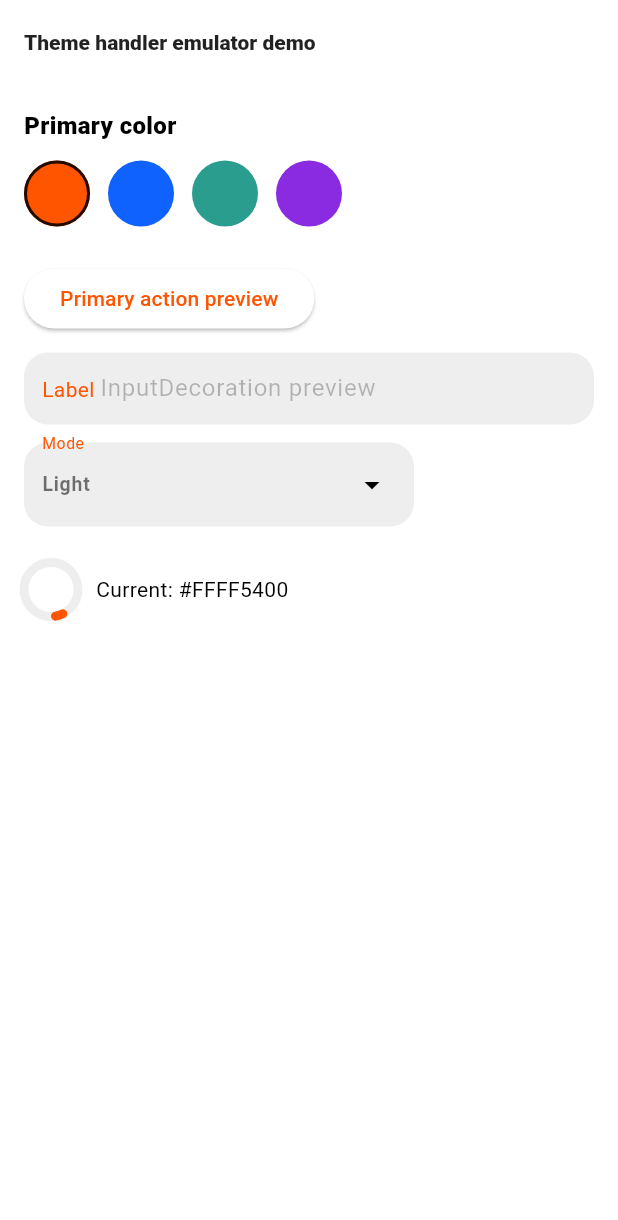
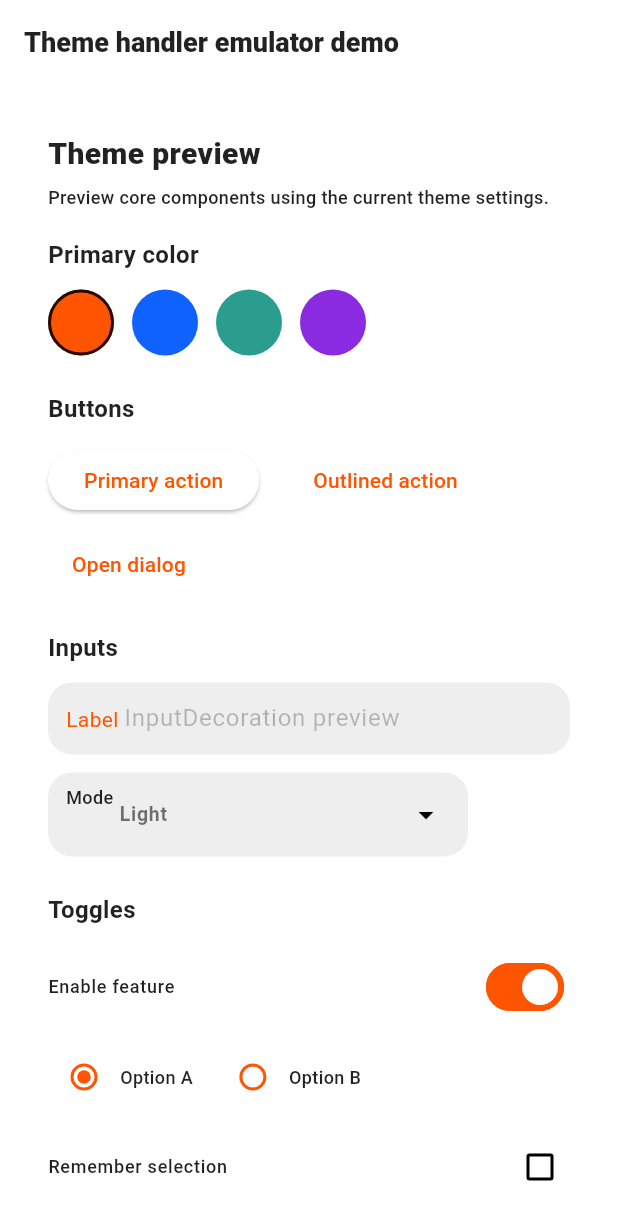
Before and after one commit to JoTroup/jlt_app_theme_handler, a Flutter app: the screen it shows after launch, on a phone screen of 412 x 824 dp. Shown: the top 1220 px of the screen. Run offline on Flutter 3.47's test engine with Material 3 defaults, Android fonts, the phone set to English and light mode, and no system bars; our stand-ins replace tinycolor2; Roboto replaces fonts that are missing (Poppins).

Commit message:
Revamp theme preview UI & extend AppTheme
Refactor example UI to provide a richer theme preview: replace the old layout with a ListView containing sections for Theme preview, Buttons, Inputs, Toggles and Indicators; add dialog preview, switch/radio/checkbox controls, progress indicators, and primary color swatches. Update example widget test expectations to match the new headings. Extend AppTheme with configurable border radius, new typography helpers (getH1/H2/H3/getBodyTextStyle) and minor SwitchThemeData tweaks (splashRadius/overlayColor). Bump package version to 0.1.1.

```diff
--- a/example/lib/main.dart
+++ b/example/lib/main.dart
@@ -46,6 +46,9 @@ class _ThemePreviewPageState extends State<ThemePreviewPage> {
 
   late Color selectedColor;
   String selectedMode = 'Light';
+  bool isSwitchOn = true;
+  int radioSelection = 0;
+  bool isCheckboxChecked = false;
 
   @override
   void initState() {
@@ -62,17 +65,49 @@ class _ThemePreviewPageState extends State<ThemePreviewPage> {
     appTheme.updateTheme(appTheme.getThemeData(colour: color));
   }
 
+  void _showThemeDialog() {
+    showDialog<void>(
+      context: context,
+      builder: (context) {
+        return AlertDialog(
+          title: Text('Dialog preview', style: appTheme.getH3TextStyle()),
+          content: Text(
+            'This dialog uses the theme dialog styles and typography.',
+            style: appTheme.getBodyTextStyle(),
+          ),
+          actions: [
+            TextButton(
+              onPressed: () => Navigator.of(context).pop(),
+              child: const Text('Close'),
+            ),
+          ],
+        );
+      },
+    );
+  }
+
   @override
   Widget build(BuildContext context) {
     return Scaffold(
-      appBar: AppBar(title: const Text('Theme handler emulator demo')),
-      body: Padding(
+      appBar: AppBar(
+        title: Text(
+          'Theme handler emulator demo',
+          style: appTheme.getH2TextStyle(),
+        ),
+      ),
+      body: Container(
+        padding: AppTheme().getAppPadding(),
+        child: ListView(
           padding: appTheme.getAppPadding(),
-        child: SingleChildScrollView(
-          child: Column(
-            crossAxisAlignment: CrossAxisAlignment.start,
           children: [
-              Text('Primary color', style: appTheme.primarySubMenuHeadingStyle),
+            Text('Theme preview', style: appTheme.getH1TextStyle()),
+            const SizedBox(height: 6),
+            Text(
+              'Preview core components using the current theme settings.',
+              style: appTheme.getBodyTextStyle(),
+            ),
+            const SizedBox(height: 18),
+            Text('Primary color', style: appTheme.getH3TextStyle()),
             const SizedBox(height: 12),
             Wrap(
               spacing: 12,
@@ -98,10 +133,28 @@ class _ThemePreviewPageState extends State<ThemePreviewPage> {
               }).toList(),
             ),
             const SizedBox(height: 24),
+            Text('Buttons', style: appTheme.getH3TextStyle()),
+            const SizedBox(height: 12),
+            Wrap(
+              spacing: 12,
+              runSpacing: 12,
+              children: [
                 ElevatedButton(
                   onPressed: () {},
-                child: const Text('Primary action preview'),
+                  child: const Text('Primary action'),
                 ),
+                OutlinedButton(
+                  onPressed: () {},
+                  child: const Text('Outlined action'),
+                ),
+                TextButton(
+                  onPressed: _showThemeDialog,
+                  child: const Text('Open dialog'),
+                ),
+              ],
+            ),
+            const SizedBox(height: 24),
+            Text('Inputs', style: appTheme.getH3TextStyle()),
             const SizedBox(height: 12),
             TextField(
               decoration: const InputDecoration(
@@ -111,9 +164,16 @@ class _ThemePreviewPageState extends State<ThemePreviewPage> {
             ),
             const SizedBox(height: 12),
             DropdownMenu<String>(
+              leadingIcon: Padding(
+                padding: const EdgeInsets.only(left: 12),
+                child: Text(
+                  'Mode',
+                  style: appTheme.getBodyTextStyle(),
+                ),
+              ),
+              hintText: 'Select mode',
               initialSelection: selectedMode,
-                label: const Text('Mode'),
-                width: 260,
+              width: 280,
               onSelected: (value) {
                 if (value == null) {
                   return;
@@ -130,17 +190,83 @@ class _ThemePreviewPageState extends State<ThemePreviewPage> {
                   .toList(),
             ),
             const SizedBox(height: 24),
+            Text('Toggles', style: appTheme.getH3TextStyle()),
+            const SizedBox(height: 12),
+            SwitchListTile(
+              value: isSwitchOn,
+              contentPadding: EdgeInsets.zero,
+              title: Text('Enable feature', style: appTheme.getBodyTextStyle()),
+              onChanged: (value) {
+                setState(() {
+                  isSwitchOn = value;
+                });
+              },
+            ),
+            const SizedBox(height: 8),
+            Row(
+              children: [
+                Radio<int>(
+                  value: 0,
+                  groupValue: radioSelection,
+                  onChanged: (value) {
+                    if (value == null) {
+                      return;
+                    }
+                    setState(() {
+                      radioSelection = value;
+                    });
+                  },
+                ),
+                Text('Option A', style: appTheme.getBodyTextStyle()),
+                const SizedBox(width: 16),
+                Radio<int>(
+                  value: 1,
+                  groupValue: radioSelection,
+                  onChanged: (value) {
+                    if (value == null) {
+                      return;
+                    }
+                    setState(() {
+                      radioSelection = value;
+                    });
+                  },
+                ),
+                Text('Option B', style: appTheme.getBodyTextStyle()),
+              ],
+            ),
+            const SizedBox(height: 8),
+            CheckboxListTile(
+              value: isCheckboxChecked,
+              contentPadding: EdgeInsets.zero,
+              title: Text('Remember selection', style: appTheme.getBodyTextStyle()),
+              onChanged: (value) {
+                setState(() {
+                  isCheckboxChecked = value ?? false;
+                });
+              },
+            ),
+            const SizedBox(height: 24),
+            Text('Indicators', style: appTheme.getH3TextStyle()),
+            const SizedBox(height: 12),
             Row(
               children: [
                 CircularProgressIndicator(color: appTheme.getPrimaryColour()),
                 const SizedBox(width: 12),
-                  Text(
-                    'Current: #${appTheme.getPrimaryColour().toARGB32().toRadixString(16).toUpperCase()}',
+                Expanded(
+                  child: LinearProgressIndicator(
+                    value: 0.6,
+                    color: appTheme.getPrimaryColour(),
+                    backgroundColor: Colors.grey.shade200,
+                  ),
                 ),
               ],
             ),
+            const SizedBox(height: 12),
+            Text(
+              'Current: #${appTheme.getPrimaryColour().toARGB32().toRadixString(16).toUpperCase()}',
+              style: appTheme.getBodyTextStyle(),
+            ),
           ],
-          ),
         ),
       ),
     );
--- a/lib/src/app_theme.dart
+++ b/lib/src/app_theme.dart
@@ -22,7 +22,7 @@ class AppTheme {
   Color _primaryColour = TinyColor.fromString("#FF5400").toColor();
   Color _primaryGrey =  Colors.grey.shade200;
   EdgeInsets _setPadding = EdgeInsets.all(24.0);
-  final BorderRadius _setBorderRadius = BorderRadius.circular(16);
+  BorderRadius _setBorderRadius = BorderRadius.circular(16);
   int currentViewIndex = 0;
 
   BorderRadius primaryBorderRadius = BorderRadius.circular(35);
@@ -93,6 +93,45 @@ class AppTheme {
     return _setBorderRadius;
   }
 
+  setAppRadius({required borderRadius}) {
+    _setBorderRadius = borderRadius;
+  }
+
+
+  /// Font Face and general theme data settings are set here. This is called when the app theme is updated, and the returned ThemeData is passed to the theme notifier.
+
+  getH1TextStyle({Color? color, FontWeight? fontWeight}) {
+    return TextStyle(
+        fontSize: isDevicePortrait() ? 20 : 24,
+        fontWeight: fontWeight ?? FontWeight.w900,
+        color: color ?? Colors.black87
+    );
+  }
+
+  getH2TextStyle({Color? color, FontWeight? fontWeight}) {
+    return TextStyle(
+        fontSize: isDevicePortrait() ? 18 : 20,
+        fontWeight: fontWeight ??  FontWeight.w800,
+        color: color ?? Colors.black87
+    );
+  }
+
+  getH3TextStyle({Color? color, FontWeight? fontWeight}) {
+    return TextStyle(
+        fontSize: isDevicePortrait() ? 16 : 18,
+        fontWeight: fontWeight ?? FontWeight.w700,
+        color: color ?? Colors.black87
+    );
+  }
+
+  getBodyTextStyle({Color? color, FontWeight? fontWeight}) {
+    return TextStyle(
+        fontSize:  isDevicePortrait() ? 12 : 14,
+        fontWeight:fontWeight ?? FontWeight.w500,
+        color: color ?? Colors.black87
+    );
+  }
+
 
   ThemeData getThemeData({Color? colour}) {
 
@@ -155,7 +194,9 @@ class AppTheme {
 
 
       switchTheme: SwitchThemeData(
+          splashRadius: 20 ,
           overlayColor: WidgetStatePropertyAll(_primaryColour),
+
           thumbColor: WidgetStateProperty.resolveWith<Color>((states) {
             if (!states.contains(WidgetState.selected)) {
               return Colors.black26;
@@ -164,6 +205,7 @@ class AppTheme {
             }
           }),
           trackOutlineColor: WidgetStateProperty.resolveWith<Color>((states) {
+
             if (!states.contains(WidgetState.selected)) {
               return Colors.black26;
             } else {
--- a/pubspec.yaml
+++ b/pubspec.yaml
@@ -1,6 +1,6 @@
 name: jlt_app_theme_handler
 description: "A custom solution to handling themes across the JLT software suite."
-version: 0.0.10+1
+version: 0.1.1
 
 environment:
   sdk: ">=3.0.0"
```
Also changed, not shown: 1 other file. Lines whose indentation alone changed are shown as unchanged.
